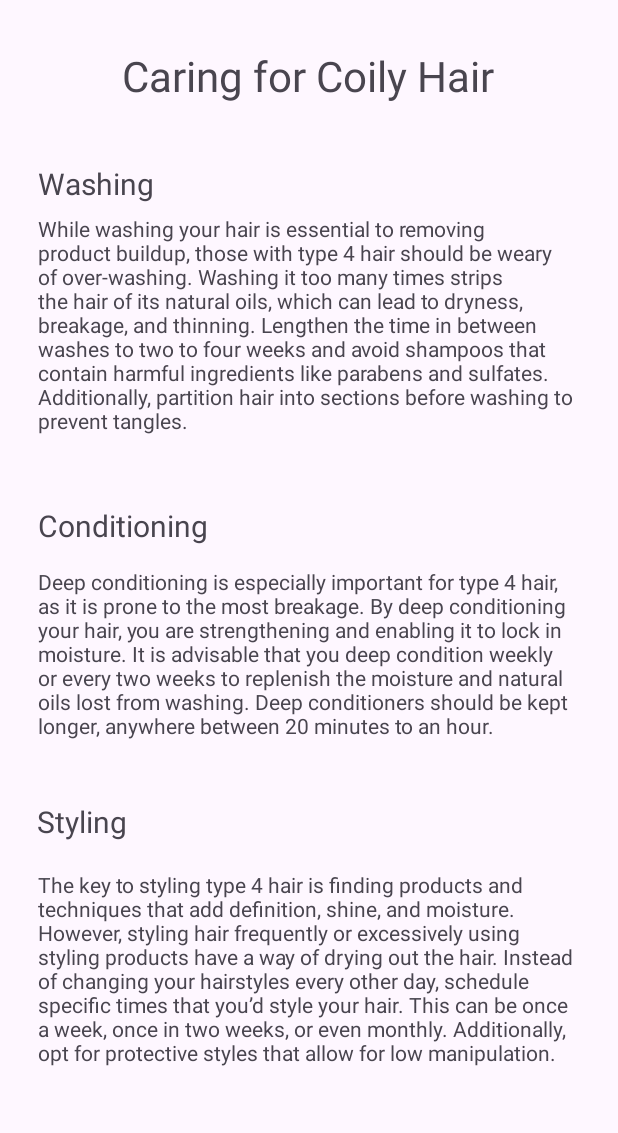
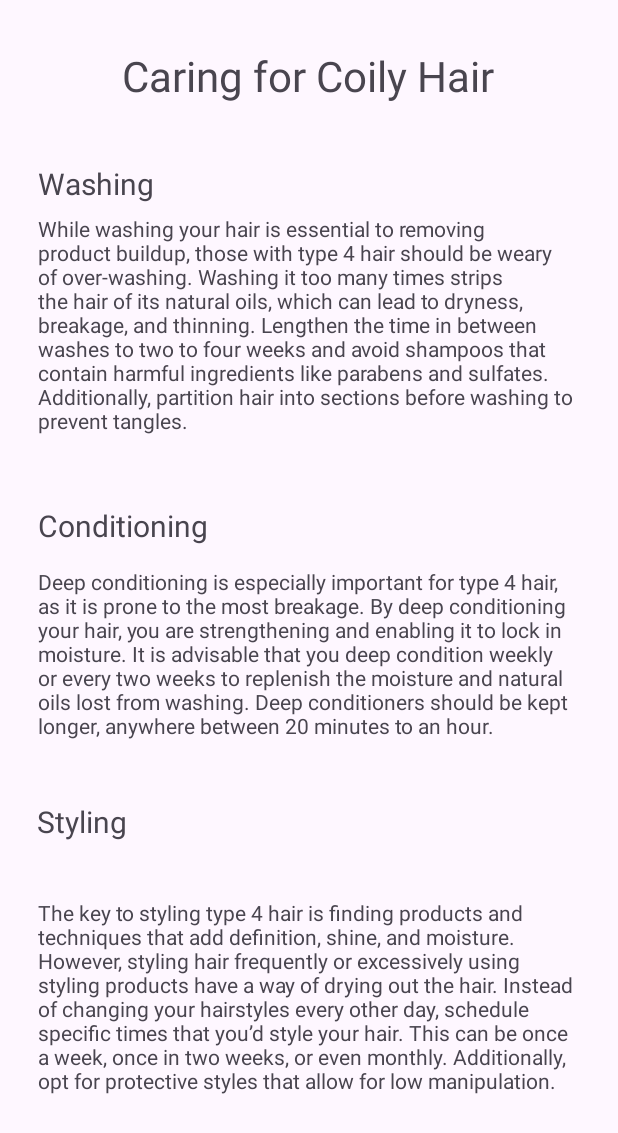
Before and after one commit to ekeminiess15/Hair-Care-App-Final, an Android app: the CoilyTips screen opened directly, with no data from a screen before it, on a phone screen of 412 x 824 dp. Shown: the top 1133 px of the screen. Run offline under Robolectric (Android 15) with nearby library versions, the phone set to English and light mode, and no system bars.

Commit message:
fixing layout of coily tips pages

```diff
--- a/app/src/main/res/layout/activity_coily_tips.xml
+++ b/app/src/main/res/layout/activity_coily_tips.xml
@@ -44,7 +44,7 @@
         app:layout_constraintHorizontal_bias="0.49"
         app:layout_constraintStart_toStartOf="parent"
         app:layout_constraintTop_toTopOf="parent"
-        app:layout_constraintVertical_bias="0.837" />
+        app:layout_constraintVertical_bias="0.864" />
 
     <TextView
         android:id="@+id/tvStyling3"
```
